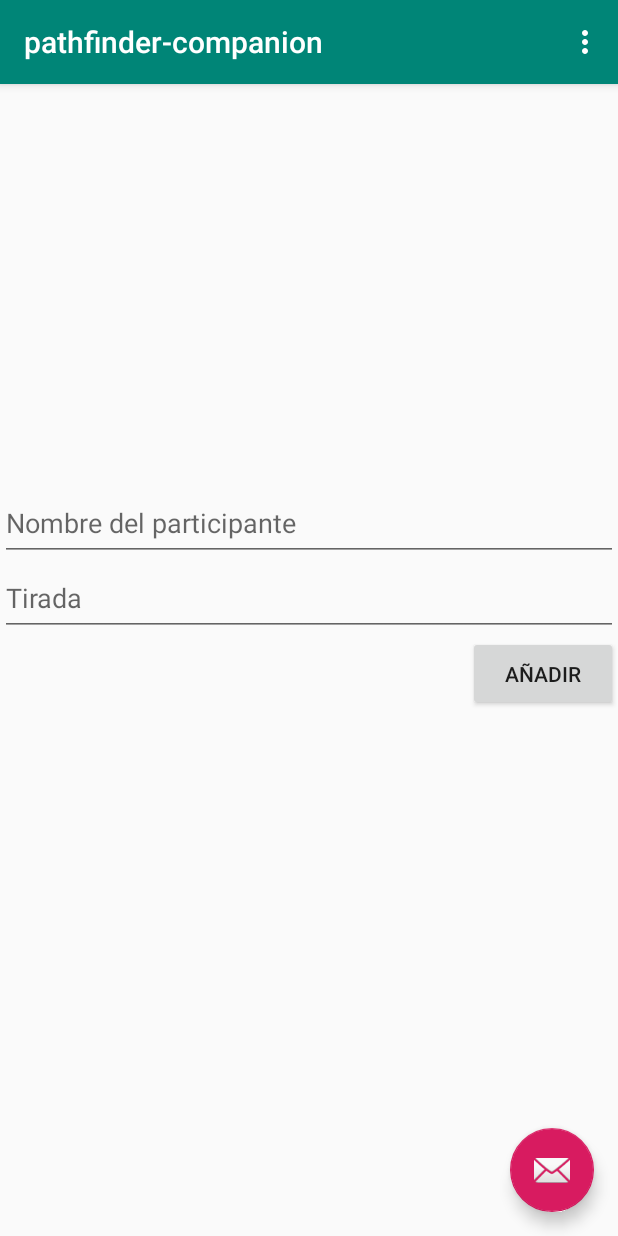
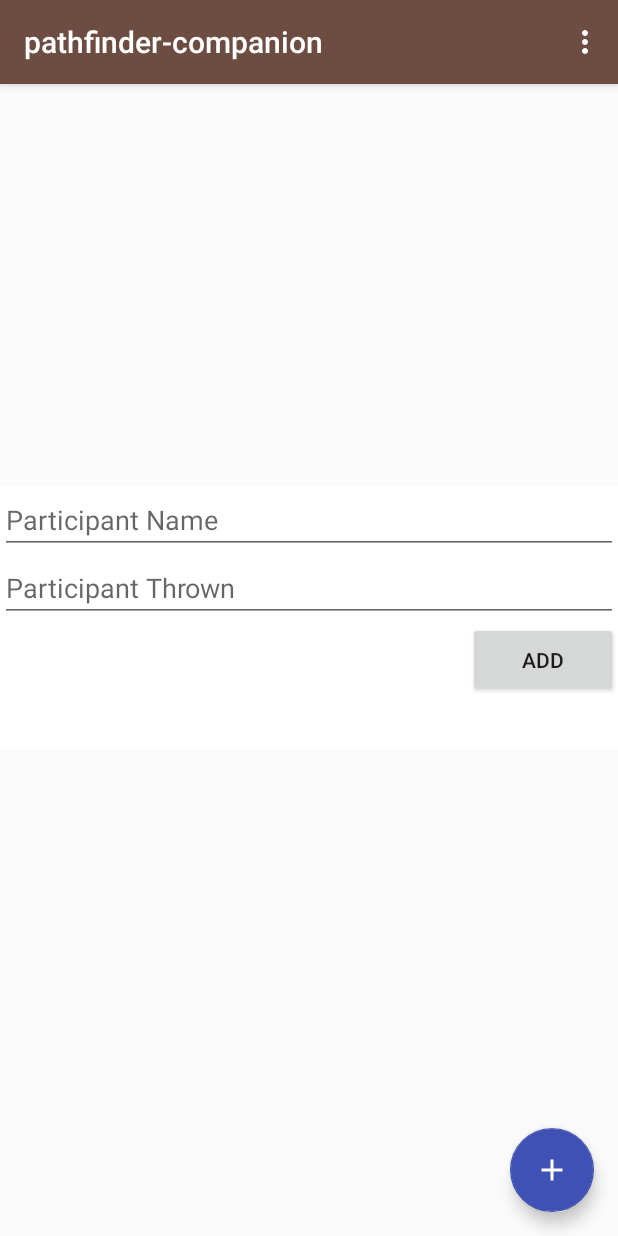
Before and after one commit to PexegoUva/pathfinder-companion, an Android app: the screen it shows after launch (InitiativeTurnActivity), after a tap on an icon or button, on a phone screen of 412 x 824 dp. Run offline under Robolectric (Android 15) with nearby library versions, the phone set to English and light mode, and no system bars; our stand-ins replace ButterKnife.

Commit message:
Set project colors and couple of images.

```diff
--- a/app/src/main/java/com/pexegouva/pathfinder_companion/presentation/features/initiativeTurn/InitiativeTurnActivity.java
+++ b/app/src/main/java/com/pexegouva/pathfinder_companion/presentation/features/initiativeTurn/InitiativeTurnActivity.java
@@ -14,7 +14,7 @@ import android.view.MenuItem;
 import android.widget.EditText;
 import com.pexegouva.pathfinder_companion.R;
 import com.pexegouva.pathfinder_companion.presentation.ViewInitializer;
-import com.pexegouva.pathfinder_companion.presentation.models.Participant;
+import com.pexegouva.pathfinder_companion.presentation.models.ParticipantModel;
 import butterknife.BindView;
 import butterknife.ButterKnife;
 import butterknife.OnClick;
@@ -132,7 +132,7 @@ public class InitiativeTurnActivity extends AppCompatActivity implements ViewIni
   }
 
   @Override
-  public void addNewParticipantToList(Participant participant) {
+  public void addNewParticipantToList(ParticipantModel participant) {
     participantsListAdapter.addItem(participant);
   }
 }
--- a/app/src/main/java/com/pexegouva/pathfinder_companion/presentation/features/initiativeTurn/InitiativeTurnPresenter.java
+++ b/app/src/main/java/com/pexegouva/pathfinder_companion/presentation/features/initiativeTurn/InitiativeTurnPresenter.java
@@ -4,7 +4,7 @@ import androidx.annotation.NonNull;
 import androidx.fragment.app.Fragment;
 
 import com.pexegouva.pathfinder_companion.presentation.Presenter;
-import com.pexegouva.pathfinder_companion.presentation.models.Participant;
+import com.pexegouva.pathfinder_companion.presentation.models.ParticipantModel;
 
 public class InitiativeTurnPresenter implements Presenter {
 
@@ -39,7 +39,7 @@ public class InitiativeTurnPresenter implements Presenter {
   }
 
   void addNewParticipantToList(String name, String thrown) {
-    Participant newParticipant = new Participant(name, thrown);
+    ParticipantModel newParticipant = new ParticipantModel(name, thrown);
     initiativeTurnView.addNewParticipantToList(newParticipant);
   }
 }
--- a/app/src/main/java/com/pexegouva/pathfinder_companion/presentation/features/initiativeTurn/InitiativeTurnView.java
+++ b/app/src/main/java/com/pexegouva/pathfinder_companion/presentation/features/initiativeTurn/InitiativeTurnView.java
@@ -1,9 +1,9 @@
 package com.pexegouva.pathfinder_companion.presentation.features.initiativeTurn;
 
-import com.pexegouva.pathfinder_companion.presentation.models.Participant;
+import com.pexegouva.pathfinder_companion.presentation.models.ParticipantModel;
 
 public interface InitiativeTurnView {
   void showNewParticipantFragment();
   void hideNewParticipantFragment();
-  void addNewParticipantToList(Participant participant);
+  void addNewParticipantToList(ParticipantModel participant);
 }
--- a/app/src/main/java/com/pexegouva/pathfinder_companion/presentation/features/initiativeTurn/ParticipantsListAdapter.java
+++ b/app/src/main/java/com/pexegouva/pathfinder_companion/presentation/features/initiativeTurn/ParticipantsListAdapter.java
@@ -9,7 +9,7 @@ import android.view.ViewGroup;
 import android.widget.TextView;
 
 import com.pexegouva.pathfinder_companion.R;
-import com.pexegouva.pathfinder_companion.presentation.models.Participant;
+import com.pexegouva.pathfinder_companion.presentation.models.ParticipantModel;
 
 import java.util.ArrayList;
 import java.util.Collection;
@@ -20,13 +20,16 @@ import butterknife.ButterKnife;
 
 public class ParticipantsListAdapter extends RecyclerView.Adapter<ParticipantsListAdapter.ItemViewHolder> {
 
+  private Context context;
+
   private final LayoutInflater layoutInflater;
 
-  private List<Participant> participantsCollection;
+  private List<ParticipantModel> participantsCollection;
 
   ParticipantsListAdapter(Context context) {
     layoutInflater = (LayoutInflater) context.getSystemService(Context.LAYOUT_INFLATER_SERVICE);
 
+    this.context = context;
     this.participantsCollection = new ArrayList<>();
   }
 
@@ -39,10 +42,13 @@ public class ParticipantsListAdapter extends RecyclerView.Adapter<ParticipantsLi
 
   @Override
   public void onBindViewHolder(@NonNull ItemViewHolder viewHolder, int position) {
-    final Participant participant = this.getItem(position);
+    final ParticipantModel participant = this.getItem(position);
 
     viewHolder.participantName.setText(participant.getName());
-    viewHolder.participantThrown.setText(participant.getPrettyThrown());
+
+    String prettyThrown =
+        context.getString(R.string.participant_list_text_view_pretty_thrown, participant.getThrown());
+    viewHolder.participantThrown.setText(prettyThrown);
   }
 
   @Override
@@ -50,18 +56,18 @@ public class ParticipantsListAdapter extends RecyclerView.Adapter<ParticipantsLi
     return (participantsCollection != null) ? participantsCollection.size() : 0;
   }
 
-  Participant getItem(int position) {
+  ParticipantModel getItem(int position) {
     return participantsCollection.get(position);
   }
 
-  void addItem(Participant participant) {
+  void addItem(ParticipantModel participant) {
     this.validateCollection(participantsCollection);
 
     participantsCollection.add(participant);
     this.notifyItemInserted(participantsCollection.size() - 1);
   }
 
-  private void validateCollection(Collection<Participant> participants) {
+  private void validateCollection(Collection<ParticipantModel> participants) {
     if (participants == null) {
       throw new IllegalArgumentException("The list cannot be null");
     }
--- /dev/null
+++ b/app/src/main/res/drawable-anydpi/ic_add_participant.xml
@@ -0,0 +1,10 @@
+<vector xmlns:android="http://schemas.android.com/apk/res/android"
+    android:width="24dp"
+    android:height="24dp"
+    android:viewportWidth="24"
+    android:viewportHeight="24"
+    android:tint="#FFFFFF">
+    <path
+        android:fillColor="#FF000000"
+        android:pathData="M19,13h-6v6h-2v-6H5v-2h6V5h2v6h6v2z"/>
+</vector>
--- a/app/src/main/res/layout/initiative_turn_activity.xml
+++ b/app/src/main/res/layout/initiative_turn_activity.xml
@@ -36,6 +36,7 @@
         android:layout_height="wrap_content"
         android:layout_gravity="bottom|end"
         android:layout_margin="@dimen/fab_margin"
-        app:srcCompat="@android:drawable/ic_dialog_email" />
+        app:backgroundTint="@color/colorAccent"
+        app:srcCompat="@drawable/ic_add_participant" />
 
 </androidx.coordinatorlayout.widget.CoordinatorLayout>
--- a/app/src/main/res/layout/new_participant_fragment.xml
+++ b/app/src/main/res/layout/new_participant_fragment.xml
@@ -3,24 +3,25 @@
     xmlns:android="http://schemas.android.com/apk/res/android"
     xmlns:tools="http://schemas.android.com/tools"
     android:layout_width="match_parent"
-    android:layout_height="175dp"
+    android:layout_height="wrap_content"
+    android:background="@android:color/background_light"
     android:orientation="vertical">
 
     <EditText
         android:id="@+id/new_participant_name_edit_text"
         android:layout_width="match_parent"
-        android:layout_height="50dp"
-        android:hint="Nombre del participante"
+        android:layout_height="wrap_content"
+        android:hint="@string/participant_fragment.edit_text.participant_name"
         android:inputType="textPersonName"
         tools:ignore="Autofill" />
 
     <EditText
         android:id="@+id/new_participant_thrown_edit_text"
         android:layout_width="match_parent"
-        android:layout_height="50dp"
+        android:layout_height="wrap_content"
         android:layout_below="@+id/new_participant_name_edit_text"
         android:inputType="number"
-        android:hint="Tirada"
+        android:hint="@string/participant_fragment.edit_text.participant_thrown"
         tools:ignore="Autofill" />
 
     <Button
@@ -29,6 +30,6 @@
         android:layout_height="@dimen/add_participant_button_height"
         android:layout_below="@+id/new_participant_thrown_edit_text"
         android:layout_alignParentEnd="true"
-        android:text="Añadir"/>
+        android:text="@string/participant_fragment.button.add_participant"/>
 
 </RelativeLayout>
--- a/app/src/main/res/values/colors.xml
+++ b/app/src/main/res/values/colors.xml
@@ -1,6 +1,9 @@
 <?xml version="1.0" encoding="utf-8"?>
 <resources>
-    <color name="colorPrimary">#008577</color>
-    <color name="colorPrimaryDark">#00574B</color>
-    <color name="colorAccent">#D81B60</color>
+    <color name="colorPrimary">#6d4c41</color>
+    <color name="colorPrimaryDark">#40241a</color>
+    <color name="colorPrimaryLight">#9c786c</color>
+    <color name="colorAccent">#3f51b5</color>
+    <color name="colorAccentDark">#002984</color>
+    <color name="colorAccentLight">#757de8</color>
 </resources>
--- a/app/src/main/res/values/strings.xml
+++ b/app/src/main/res/values/strings.xml
@@ -1,4 +1,12 @@
 <resources>
     <string name="app_name">pathfinder-companion</string>
     <string name="action_settings">Settings</string>
+
+    <!-- ParticipantList view -->
+    <string name="participant_list.text_view.pretty_thrown">Thrown: %1$s</string>
+
+    <!-- NewParticipantFragment view -->
+    <string name="participant_fragment.edit_text.participant_name">Participant Name</string>
+    <string name="participant_fragment.edit_text.participant_thrown">Participant Thrown</string>
+    <string name="participant_fragment.button.add_participant">Add</string>
 </resources>
```
Also changed, not shown: app/src/main/java/com/pexegouva/pathfinder_companion/presentation/models/ParticipantModel.java (renamed from app/src/main/java/com/pexegouva/pathfinder_companion/presentation/models/Participant.java, +4 -4 lines), app/src/main/res/layout/participant_list_item.xml (+5 -2 lines), app/src/main/res/drawable-hdpi/ic_add_participant.png (added), app/src/main/res/drawable-mdpi/ic_add_participant.png (added), app/src/main/res/drawable-xhdpi/ic_add_participant.png (added), app/src/main/res/drawable-xxhdpi/ic_add_participant.png (added).
